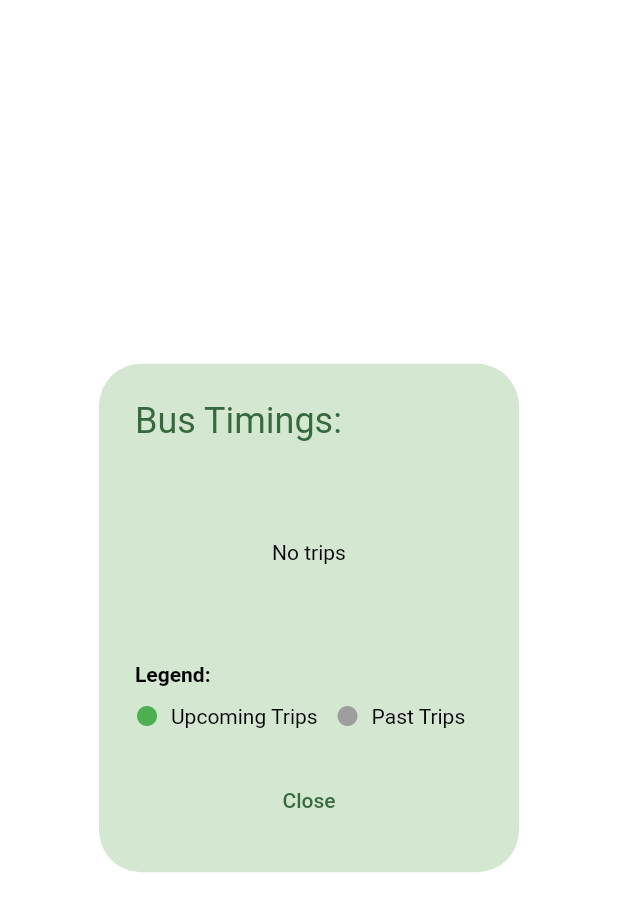
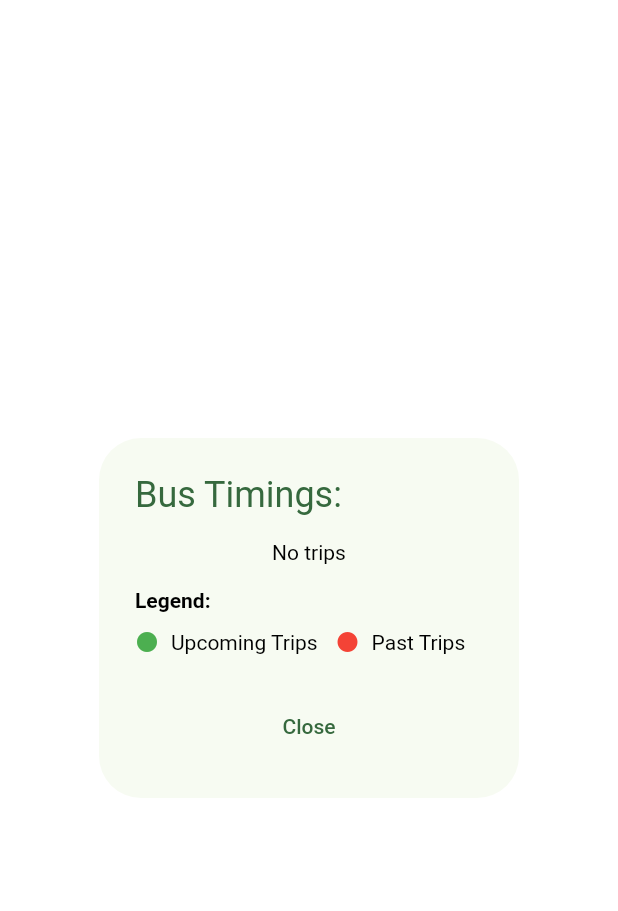
Before and after one commit to Abhisek-07/Bus_Routes_Modified, a Flutter app: the RouteAlertDialog widget shown alone on an empty page, opened directly with empty values, on a phone screen of 412 x 824 dp. Shown: the top 911 px of the screen. Run offline on Flutter 3.47's test engine with Material 2 defaults, Android fonts, the phone set to English and light mode, and no system bars; our stand-ins replace animated_splash_screen, flutter_local_notifications, flutter_riverpod, permission_handler, shared_preferences; missing offline and left inert: workmanager; accounts and stored records are empty; network calls fail.

Commit message:
changed alert dialog box apperance

```diff
--- a/lib/widgets/route_alert_dialog.dart
+++ b/lib/widgets/route_alert_dialog.dart
@@ -12,17 +12,16 @@ class RouteAlertDialog extends StatelessWidget {
   @override
   Widget build(BuildContext context) {
     return AlertDialog(
-      backgroundColor: Theme.of(context).colorScheme.secondaryContainer,
+      backgroundColor: Theme.of(context).colorScheme.background,
       title: Text(
         'Bus Timings: ${route.name}',
         style: TextStyle(color: Theme.of(context).colorScheme.primary),
       ),
-      content: SizedBox(
-        width: 200,
-        height: 175,
-        child: Column(crossAxisAlignment: CrossAxisAlignment.start, children: [
-          Expanded(
-            child: Column(
+      content: Column(
+          crossAxisAlignment: CrossAxisAlignment.start,
+          mainAxisSize: MainAxisSize.min,
+          children: [
+            Column(
               crossAxisAlignment: CrossAxisAlignment.start,
               mainAxisSize: MainAxisSize.min,
               children: [
@@ -42,9 +41,12 @@ class RouteAlertDialog extends StatelessWidget {
                               Padding(
                                 padding: const EdgeInsets.only(bottom: 14),
                                 child: Container(
-                                  color: Theme.of(context)
-                                      .colorScheme
-                                      .inverseSurface,
+                                  decoration: BoxDecoration(
+                                      color: Theme.of(context).primaryColor,
+                                      border: Border.all(
+                                          color:
+                                              Theme.of(context).primaryColor),
+                                      borderRadius: BorderRadius.circular(8)),
                                   padding: const EdgeInsets.all(2),
                                   child: Text(
                                     trip.tripStartTime,
@@ -73,16 +75,19 @@ class RouteAlertDialog extends StatelessWidget {
                               Padding(
                                 padding: const EdgeInsets.only(bottom: 14),
                                 child: Container(
-                                  color: Theme.of(context)
-                                      .colorScheme
-                                      .inverseSurface,
+                                  decoration: BoxDecoration(
+                                      color: Theme.of(context).primaryColor,
+                                      border: Border.all(
+                                          color:
+                                              Theme.of(context).primaryColor),
+                                      borderRadius: BorderRadius.circular(8)),
                                   padding: const EdgeInsets.all(2),
                                   child: Text(
                                     trip.tripStartTime,
                                     style: const TextStyle(
                                         fontSize: 16,
                                         fontWeight: FontWeight.bold,
-                                        color: Colors.grey),
+                                        color: Colors.red),
                                   ),
                                 ),
                               ),
@@ -93,13 +98,12 @@ class RouteAlertDialog extends StatelessWidget {
                                 'Departed',
                                 style: TextStyle(
                                     fontSize: 16,
-                                    color: Colors.grey,
+                                    color: Colors.red,
                                     fontWeight: FontWeight.bold),
                               ),
                             ],
                           )
               ],
-            ),
             ),
             const SizedBox(height: 16),
             const Text(
@@ -127,7 +131,7 @@ class RouteAlertDialog extends StatelessWidget {
                   children: [
                     Icon(
                       Icons.circle,
-                    color: Colors.grey, // Past time color
+                      color: Colors.red, // Past time color
                       size: 16,
                     ),
                     SizedBox(width: 8),
@@ -137,7 +141,6 @@ class RouteAlertDialog extends StatelessWidget {
               ],
             ),
           ]),
-      ),
       actions: [
         TextButton(
           onPressed: () {
```
Lines whose indentation alone changed are shown as unchanged.
